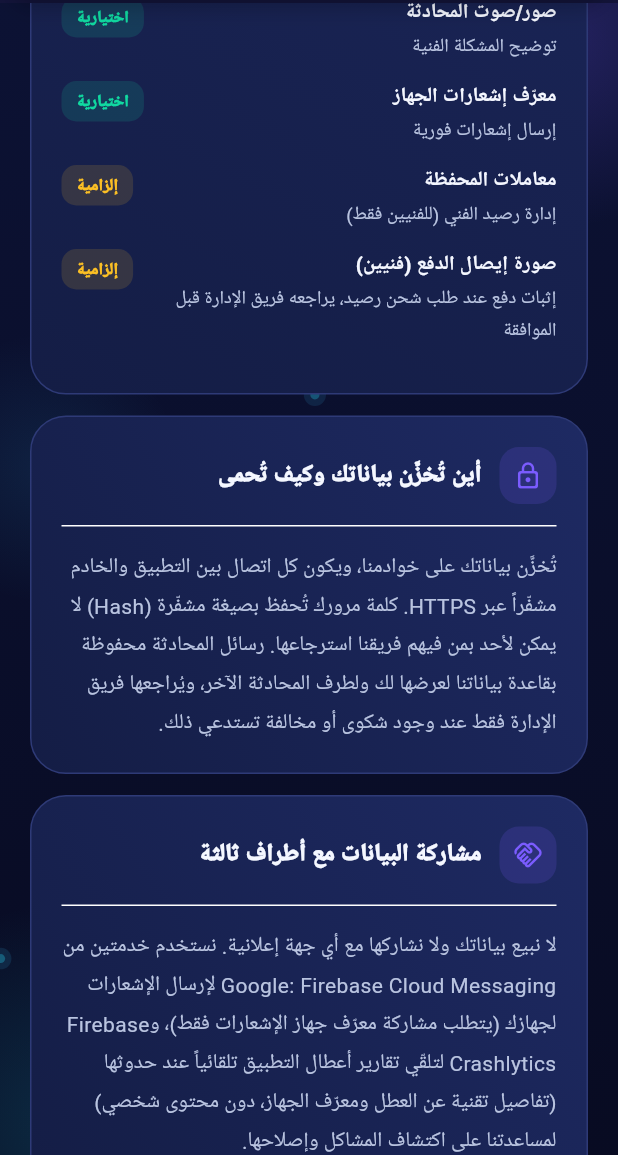
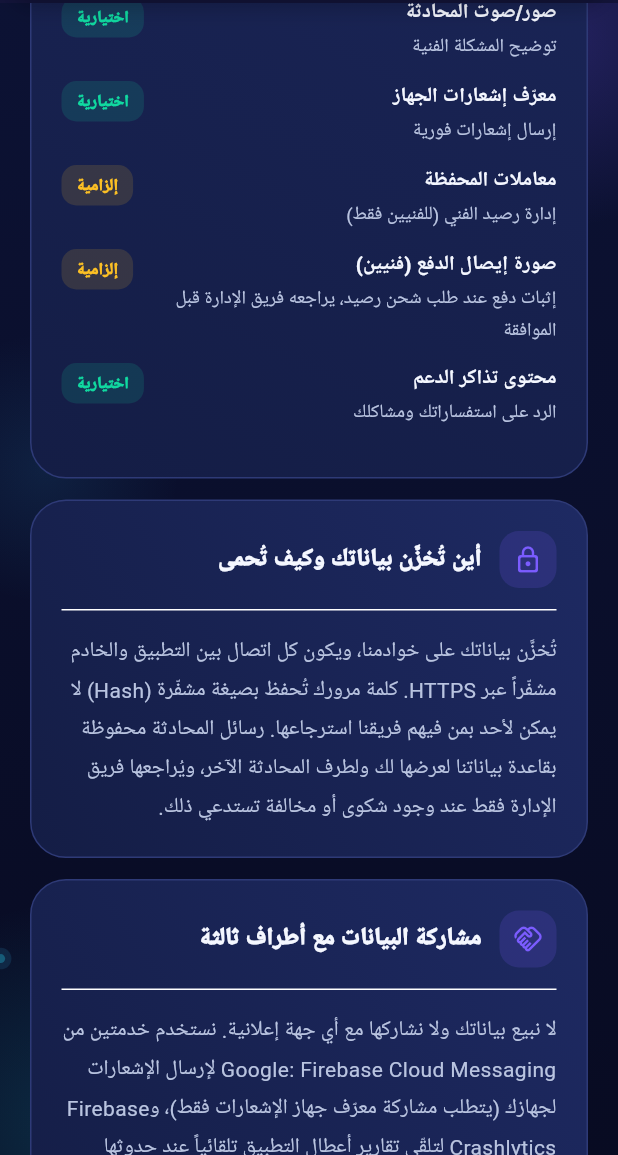
Before and after one commit to Y1X0/sallehly_app, a Flutter app: the PrivacyPolicyScreen screen opened directly, scrolled down 576 dp, on a phone screen of 412 x 824 dp, the part 81-1236 px from its top. Run offline on Flutter 3.47's test engine with Material 3 defaults, Android fonts, the phone set to English and light mode, and no system bars; our stand-ins replace audioplayers, dio, firebase_core, firebase_crashlytics, firebase_messaging, flutter_local_notifications and 6 more; missing offline and left inert: record; accounts and stored records are empty; generated files the repository leaves out were written again; network calls fail.

```diff
--- a/lib/features/settings/screens/privacy_policy_screen.dart
+++ b/lib/features/settings/screens/privacy_policy_screen.dart
@@ -320,6 +320,7 @@ class _DataTable extends StatelessWidget {
       (t.dataTableDeviceTokenLabel, t.dataTableDeviceTokenReason, false),
       (t.dataTableWalletLabel, t.dataTableWalletReason, true),
       (t.dataTableReceiptLabel, t.dataTableReceiptReason, true),
+      (t.dataTableSupportLabel, t.dataTableSupportReason, false),
     ];
     return Column(
       crossAxisAlignment: CrossAxisAlignment.start,
--- a/lib/l10n/app_ar.arb
+++ b/lib/l10n/app_ar.arb
@@ -2600,7 +2600,7 @@
   "@dataRetentionSectionTitle": {
     "description": "عنوان قسم الاحتفاظ بالبيانات بشاشة سياسة الخصوصية"
   },
-  "dataRetentionSectionBody": "نحتفظ ببياناتك طالما حسابك فعّال. عند حذف حسابك من الإعدادات، تُستبدَل بياناتك المُعرِّفة — الاسم، البريد، الهاتف، الرقم الوطني، صورتك الشخصية، المدينة والمنطقة، والمهن — بقيم عشوائية غير قابلة للربط بك فوراً، ولا يمكن لأي أحد استرجاعها. المحتوى الذي أنشأته أثناء الاستخدام — رسائل المحادثة، التقييمات، وسجل معاملات المحفظة — يبقى محفوظاً كسجل تاريخي غير مرتبط باسمك بعد الحذف. لا يمكن حذف حسابك أثناء وجود طلب نشط، عرض معلَّق، أو طلب شحن رصيد قيد المراجعة — يجب تسوية ذلك أولاً.",
+  "dataRetentionSectionBody": "نحتفظ ببياناتك طالما حسابك فعّال. عند حذف حسابك من الإعدادات، تُستبدَل بياناتك المُعرِّفة — الاسم، البريد، الهاتف، الرقم الوطني، صورتك الشخصية، المدينة والمنطقة، والمهن — بقيم عشوائية غير قابلة للربط بك فوراً، ولا يمكن لأي أحد استرجاعها. المحتوى الذي أنشأته أثناء الاستخدام — رسائل المحادثة، التقييمات، وسجل معاملات المحفظة — يبقى محفوظاً كسجل تاريخي غير مرتبط باسمك بعد الحذف. لا يمكن حذف حسابك أثناء وجود طلب نشط، عرض معلَّق، طلب شحن رصيد قيد المراجعة، أو رصيد متبقٍّ بالمحفظة — يجب تسوية ذلك أولاً.",
   "@dataRetentionSectionBody": {
     "description": "نص شرح الاحتفاظ بالبيانات بشاشة سياسة الخصوصية"
   },
@@ -2695,6 +2695,14 @@
   "dataTableReceiptReason": "إثبات دفع عند طلب شحن رصيد، يراجعه فريق الإدارة قبل الموافقة",
   "@dataTableReceiptReason": {
     "description": "سبب جمع صورة إيصال الدفع بجدول البيانات"
+  },
+  "dataTableSupportLabel": "محتوى تذاكر الدعم",
+  "@dataTableSupportLabel": {
+    "description": "بيان بيانات بجدول 'البيانات التي نجمعها ولماذا' — عنوان ونص تذكرة الدعم"
+  },
+  "dataTableSupportReason": "الرد على استفساراتك ومشاكلك",
+  "@dataTableSupportReason": {
+    "description": "سبب جمع محتوى تذاكر الدعم بجدول البيانات"
   },
   "requiredBadgeLabel": "إلزامية",
   "@requiredBadgeLabel": {
--- a/lib/l10n/app_en.arb
+++ b/lib/l10n/app_en.arb
@@ -602,7 +602,7 @@
   "rightsBulletChangePassword": "Change your password at any time.",
   "rightsBulletDeleteAccount": "Request full deletion of your account and data from the same Settings page.",
   "dataRetentionSectionTitle": "Data Retention",
-  "dataRetentionSectionBody": "We retain your data as long as your account is active. When you delete your account from Settings, your identifying data — name, email, phone, national number, profile photo, city and area, and trades — is immediately replaced with random values that can no longer be linked to you, and no one can recover it. Content you created while using the app — chat messages, ratings, and wallet transaction history — remains stored as a historical record no longer tied to your name after deletion. Your account cannot be deleted while you have an active request, a pending offer, or a top-up request under review — that must be resolved first.",
+  "dataRetentionSectionBody": "We retain your data as long as your account is active. When you delete your account from Settings, your identifying data — name, email, phone, national number, profile photo, city and area, and trades — is immediately replaced with random values that can no longer be linked to you, and no one can recover it. Content you created while using the app — chat messages, ratings, and wallet transaction history — remains stored as a historical record no longer tied to your name after deletion. Your account cannot be deleted while you have an active request, a pending offer, a top-up request under review, or a remaining wallet balance — that must be resolved first.",
   "contactUsSectionTitle": "Contact Us",
   "contactUsSectionBody": "For any question about this policy or your data, reach out to us through in-app support.",
   "privacyLastUpdatedLabel": "Last updated: 2026",
@@ -626,6 +626,8 @@
   "dataTableWalletReason": "Managing technician balance (technicians only)",
   "dataTableReceiptLabel": "Payment receipt photo (technicians)",
   "dataTableReceiptReason": "Proof of payment for a top-up request, reviewed by our admin team before approval",
+  "dataTableSupportLabel": "Support ticket content",
+  "dataTableSupportReason": "Responding to your questions and issues",
   "requiredBadgeLabel": "Required",
   "optionalBadgeLabel": "Optional",
   "sendMessageFailedMessage": "Failed to send message: {error}",
```
Also changed, not shown: 2 other files.
